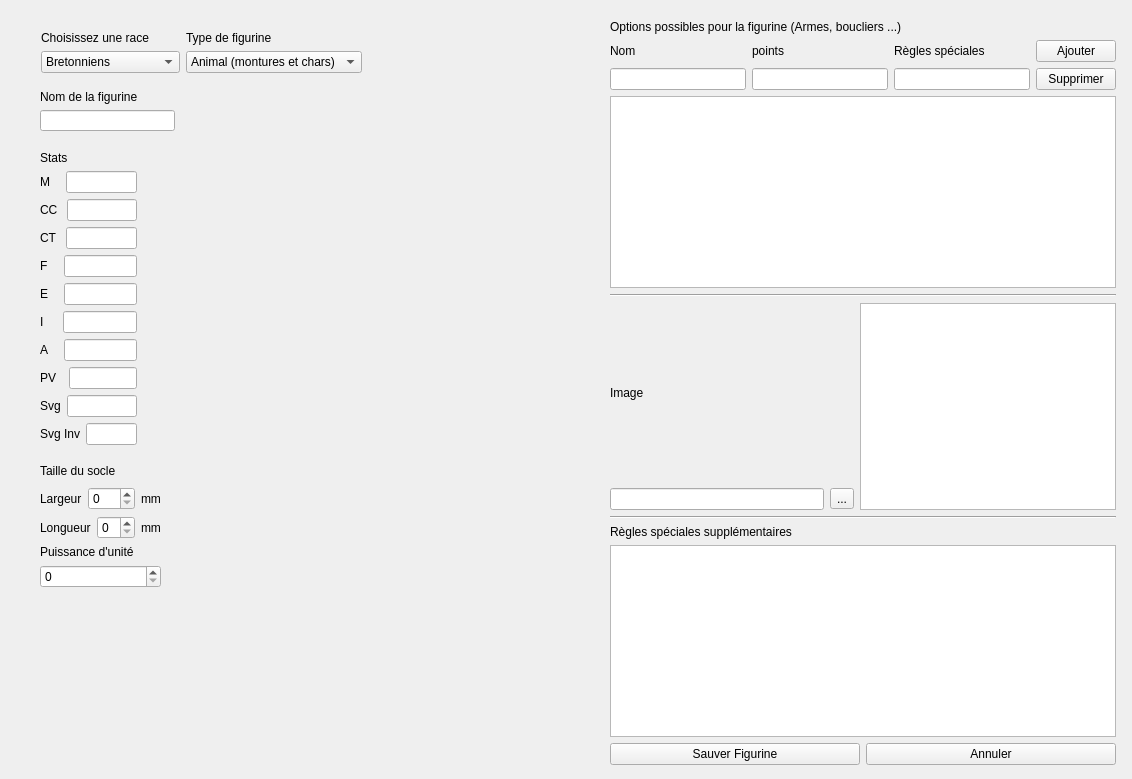
Old version of the form warhole/modelwindow.ui in the repository kaosphere/Warhole.
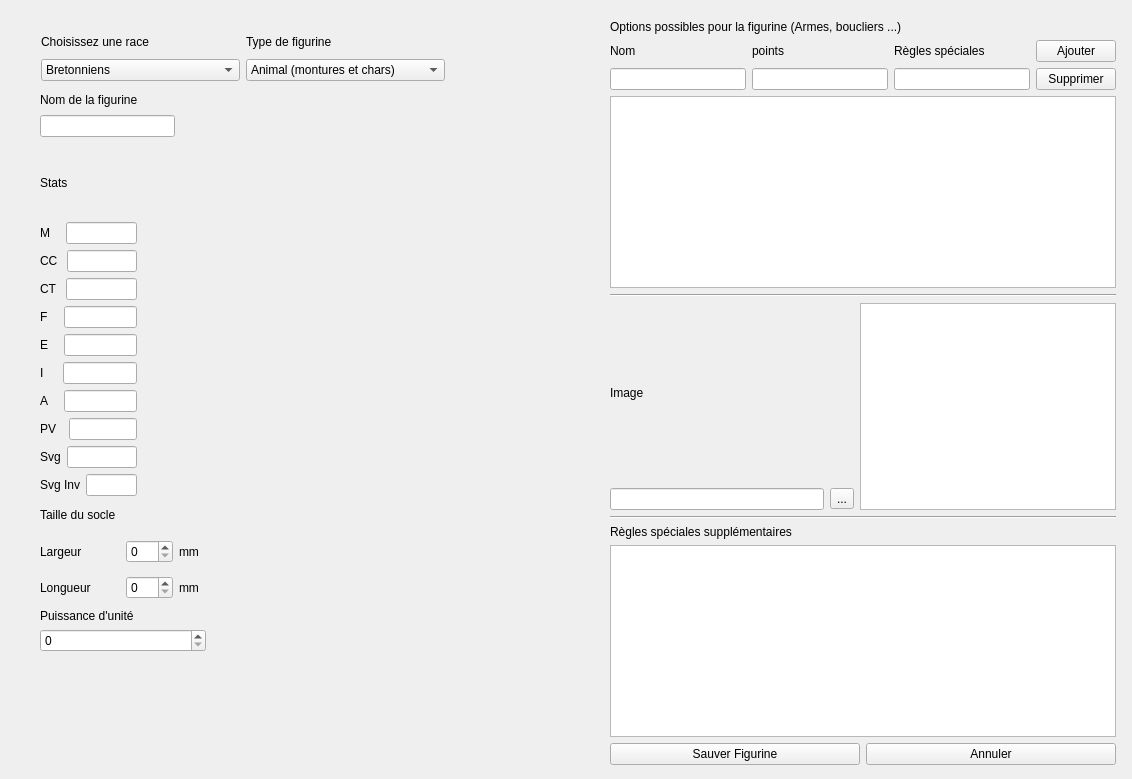
New version of the form.

Commit message: image path portable

What changed in the file:
```diff
--- a/warhole/modelwindow.ui
+++ b/warhole/modelwindow.ui
@@ -19,7 +19,7 @@
      <x>40</x>
      <y>90</y>
      <width>135</width>
-     <height>41</height>
+     <height>47</height>
     </rect>
    </property>
    <layout class="QVBoxLayout" name="verticalLayout_2">
@@ -41,7 +41,7 @@
      <x>40</x>
      <y>150</y>
      <width>97</width>
-     <height>295</height>
+     <height>346</height>
     </rect>
    </property>
    <layout class="QVBoxLayout" name="verticalLayout_3">
@@ -199,8 +199,8 @@
     <rect>
      <x>41</x>
      <y>30</y>
-     <width>321</width>
-     <height>43</height>
+     <width>404</width>
+     <height>51</height>
     </rect>
    </property>
    <layout class="QHBoxLayout" name="horizontalLayout_11">
@@ -340,9 +340,9 @@
    <property name="geometry">
     <rect>
      <x>40</x>
-     <y>460</y>
-     <width>121</width>
-     <height>128</height>
+     <y>500</y>
+     <width>166</width>
+     <height>152</height>
     </rect>
    </property>
    <layout class="QVBoxLayout" name="verticalLayout_5">
@@ -427,7 +427,7 @@
     </item>
    </layout>
   </widget>
-  <widget class="QWidget" name="">
+  <widget class="QWidget" name="layoutWidget">
    <property name="geometry">
     <rect>
      <x>610</x>
```
Left out of the diff: 23 changed lines with no effect on the pictures. The commit also changes 1 other file.
